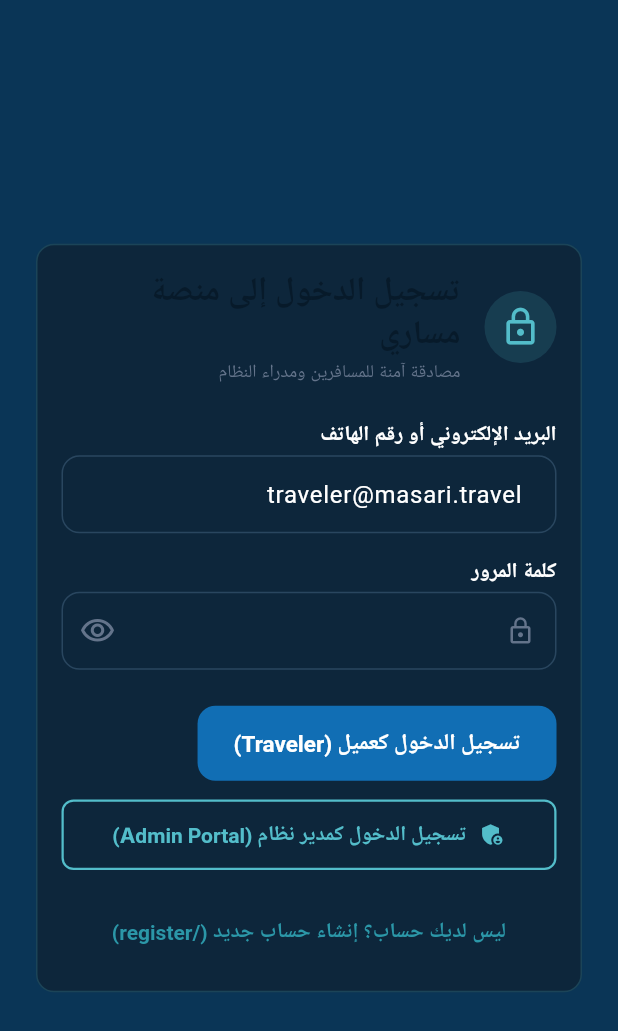
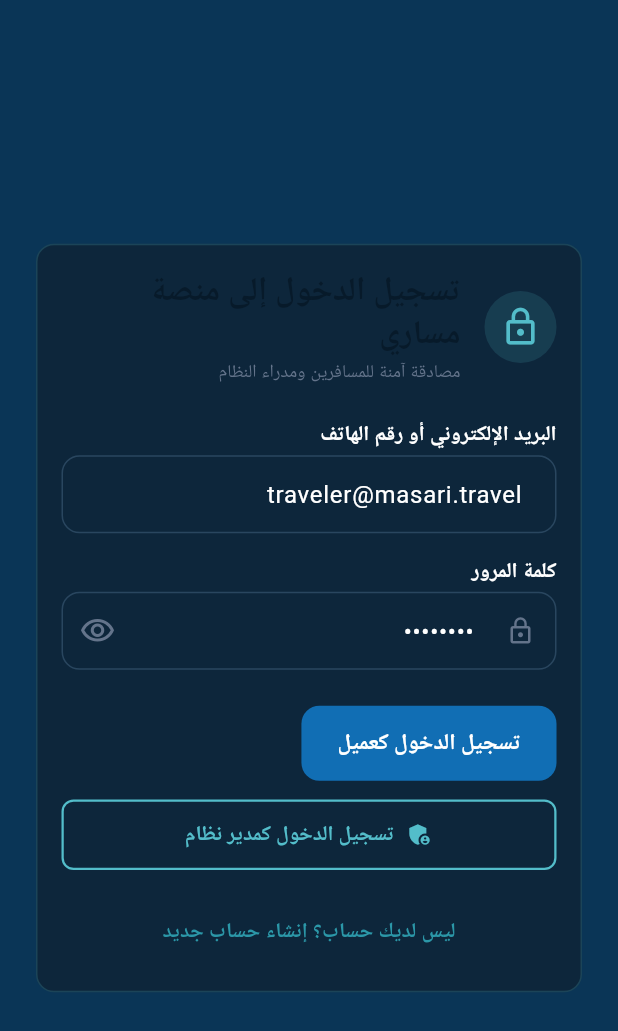
Before and after one commit to mhmdalbraq131/MASARI-1.1, a Flutter app: the LoginView screen opened by its route, on a phone screen of 412 x 824 dp. Shown: the top 1031 px of the screen. Run offline on Flutter 3.47's test engine with Material 3 defaults, Android fonts, the phone set to English and light mode, and no system bars; our stand-ins replace flutter_riverpod, go_router, google_fonts, shared_preferences; accounts and stored records are empty; Roboto replaces fonts that are missing (Cairo).

Commit message:
feat: localize authentication screens

```diff
--- a/lib/features/foundation/presentation/views/auth_foundation_views.dart
+++ b/lib/features/foundation/presentation/views/auth_foundation_views.dart
@@ -1,6 +1,7 @@
 import 'package:flutter/material.dart';
 import 'package:flutter_riverpod/flutter_riverpod.dart';
 import 'package:go_router/go_router.dart';
+import '../../../../core/localization/masari_localization.dart';
 import '../../../../core/security/protected_route_guard.dart';
 import '../../../../core/theme/masari_colors.dart';
 import '../../../../core/theme/masari_typography.dart';
@@ -31,6 +32,7 @@
   @override
   Widget build(BuildContext context) {
     final session = ref.watch(userSessionProvider);
+    final isAdmin = session.role == UserRole.admin;
 
     return Scaffold(
       body: Center(
@@ -43,146 +45,73 @@
                 mainAxisSize: MainAxisSize.min,
                 crossAxisAlignment: CrossAxisAlignment.start,
                 children: [
-                  Row(
-                    children: [
-                      Container(
-                        padding: const EdgeInsets.all(10),
-                        decoration: BoxDecoration(
-                          color: MasariColors.primaryCyan.withValues(alpha: 0.15),
-                          shape: BoxShape.circle,
-                        ),
-                        child: const Icon(Icons.lock_outline, color: MasariColors.primaryCyan, size: 28),
-                      ),
+                  Row(children: [
+                    Container(padding: const EdgeInsets.all(10), decoration: BoxDecoration(color: MasariColors.primaryCyan.withValues(alpha: 0.15), shape: BoxShape.circle), child: const Icon(Icons.lock_outline, color: MasariColors.primaryCyan, size: 28)),
                     const SizedBox(width: 16),
-                      Expanded(
-                        child: Column(
-                          crossAxisAlignment: CrossAxisAlignment.start,
-                          children: [
-                            Text('تسجيل الدخول إلى منصة مساري', style: MasariTypography.headlineSmall()),
+                    Expanded(child: Column(crossAxisAlignment: CrossAxisAlignment.start, children: [
+                      Text(masariText(context, 'تسجيل الدخول إلى منصة مساري', 'Sign in to MASARI'), style: MasariTypography.headlineSmall()),
                       const SizedBox(height: 2),
-                            Text('مصادقة آمنة للمسافرين ومدراء النظام', style: MasariTypography.bodySmall(color: MasariColors.titaniumGray)),
-                          ],
-                        ),
-                      ),
-                    ],
-                  ),
+                      Text(masariText(context, 'مصادقة آمنة للمسافرين ومدراء النظام', 'Secure authentication for travelers and administrators'), style: MasariTypography.bodySmall(color: MasariColors.titaniumGray)),
+                    ])),
+                  ]),
                   const SizedBox(height: 24),
 
                   if (session.isAuthenticated) ...[
                     Container(
                       padding: const EdgeInsets.all(16),
-                      decoration: BoxDecoration(
-                        color: MasariColors.primaryBlueContainer,
-                        borderRadius: BorderRadius.circular(12),
-                        border: Border.all(color: MasariColors.primaryCyan),
-                      ),
-                      child: Column(
-                        crossAxisAlignment: CrossAxisAlignment.start,
-                        children: [
-                          Row(
-                            children: [
+                      decoration: BoxDecoration(color: MasariColors.primaryBlueContainer, borderRadius: BorderRadius.circular(12), border: Border.all(color: MasariColors.primaryCyan)),
+                      child: Column(crossAxisAlignment: CrossAxisAlignment.start, children: [
+                        Row(children: [
                           const Icon(Icons.check_circle, color: MasariColors.success, size: 20),
                           const SizedBox(width: 8),
-                              Text(
-                                'أنت مسجل الدخول حالياً بحساب:',
-                                style: MasariTypography.titleSmall(color: MasariColors.pureWhite),
-                              ),
-                            ],
-                          ),
+                          Text(masariText(context, 'أنت مسجل الدخول حاليًا بحساب:', 'You are currently signed in as:'), style: MasariTypography.titleSmall(color: MasariColors.pureWhite)),
+                        ]),
                         const SizedBox(height: 8),
-                          Text('الاسم: ${session.name}', style: MasariTypography.bodyMedium(color: MasariColors.primaryCyan)),
-                          Text('البريد: ${session.email}', style: MasariTypography.bodySmall(color: MasariColors.titaniumLight)),
-                          Text('نوع الحساب: ${session.role == UserRole.admin ? "مدير نظام (Admin)" : "عميل مسافر (User)"}',
-                              style: MasariTypography.bodySmall(color: MasariColors.pureWhite)),
+                        Text('${masariText(context, 'الاسم', 'Name')}: ${session.name}', style: MasariTypography.bodyMedium(color: MasariColors.primaryCyan)),
+                        Text('${masariText(context, 'البريد', 'Email')}: ${session.email}', style: MasariTypography.bodySmall(color: MasariColors.titaniumLight)),
+                        Text('${masariText(context, 'نوع الحساب', 'Account type')}: ${isAdmin ? masariText(context, 'مدير نظام', 'Administrator') : masariText(context, 'عميل مسافر', 'Traveler')}', style: MasariTypography.bodySmall(color: MasariColors.pureWhite)),
                         const SizedBox(height: 16),
-                          Column(
-                            crossAxisAlignment: CrossAxisAlignment.stretch,
-                            children: [
+                        Column(crossAxisAlignment: CrossAxisAlignment.stretch, children: [
                           MasariPrimaryButton(
-                                label: session.role == UserRole.admin ? 'الانتقال لبوابة الإدارة (/admin)' : 'الانتقال للرئيسية (/home)',
-                                onPressed: () {
-                                  if (session.role == UserRole.admin) {
-                                    context.go('/admin');
-                                  } else {
-                                    context.go('/home');
-                                  }
-                                },
+                            label: isAdmin ? masariText(context, 'الانتقال إلى بوابة الإدارة', 'Go to Admin Portal') : masariText(context, 'الانتقال إلى الرئيسية', 'Go to Home'),
+                            onPressed: () => context.go(isAdmin ? '/admin' : '/home'),
                           ),
                           const SizedBox(height: 8),
                           OutlinedButton(
-                                onPressed: () {
-                                  ref.read(userSessionProvider.notifier).logout();
-                                },
-                                style: OutlinedButton.styleFrom(
-                                  foregroundColor: MasariColors.primaryOrange,
-                                  side: const BorderSide(color: MasariColors.primaryOrange),
-                                  padding: const EdgeInsets.symmetric(vertical: 12),
+                            onPressed: () => ref.read(userSessionProvider.notifier).logout(),
+                            style: OutlinedButton.styleFrom(foregroundColor: MasariColors.primaryOrange, side: const BorderSide(color: MasariColors.primaryOrange), padding: const EdgeInsets.symmetric(vertical: 12)),
+                            child: Text(masariText(context, 'تسجيل الخروج', 'Sign out')),
                           ),
-                                child: const Text('تسجيل الخروج'),
-                              ),
-                            ],
-                          ),
-                        ],
-                      ),
+                        ]),
+                      ]),
                     ),
                   ] else ...[
-                    MasariTextField(
-                      label: 'البريد الإلكتروني أو رقم الهاتف',
-                      hintText: 'user@masari.travel',
-                      controller: _emailController,
-                    ),
+                    MasariTextField(label: masariText(context, 'البريد الإلكتروني أو رقم الهاتف', 'Email or phone number'), hintText: 'user@masari.travel', controller: _emailController),
                     const SizedBox(height: 16),
-                    const MasariPasswordField(),
+                    MasariPasswordField(controller: _passwordController),
                     const SizedBox(height: 24),
-
-                    // Standard Login Action
                     MasariPrimaryButton(
-                      label: 'تسجيل الدخول كعميل (Traveler)',
+                      label: masariText(context, 'تسجيل الدخول كعميل', 'Sign in as Traveler'),
                       onPressed: () {
-                        ref.read(userSessionProvider.notifier).loginAsUser(
-                              name: 'أحمد العتيبي',
-                              email: _emailController.text,
-                            );
+                        ref.read(userSessionProvider.notifier).loginAsUser(name: 'أحمد العتيبي', email: _emailController.text);
                         context.go('/home');
                       },
                     ),
-
                     const SizedBox(height: 12),
-
-                    // Admin Quick Login Action
                     SizedBox(
                       width: double.infinity,
                       child: OutlinedButton.icon(
                         onPressed: () {
-                          ref.read(userSessionProvider.notifier).loginAsAdmin(
-                                name: 'محمد البراق',
-                                email: 'mhmd.albraq@masari.travel',
-                              );
+                          ref.read(userSessionProvider.notifier).loginAsAdmin(name: 'محمد البراق', email: 'mhmd.albraq@masari.travel');
                           context.go('/admin');
                         },
                         icon: const Icon(Icons.admin_panel_settings, color: MasariColors.primaryCyan, size: 18),
-                        label: const Text(
-                          'تسجيل الدخول كمدير نظام (Admin Portal)',
-                          style: TextStyle(color: MasariColors.primaryCyan, fontWeight: FontWeight.bold),
-                        ),
-                        style: OutlinedButton.styleFrom(
-                          side: const BorderSide(color: MasariColors.primaryCyan, width: 1.5),
-                          padding: const EdgeInsets.symmetric(vertical: 14),
-                          shape: RoundedRectangleBorder(borderRadius: BorderRadius.circular(8)),
+                        label: Text(masariText(context, 'تسجيل الدخول كمدير نظام', 'Sign in as Administrator'), style: const TextStyle(color: MasariColors.primaryCyan, fontWeight: FontWeight.bold)),
+                        style: OutlinedButton.styleFrom(side: const BorderSide(color: MasariColors.primaryCyan, width: 1.5), padding: const EdgeInsets.symmetric(vertical: 14), shape: RoundedRectangleBorder(borderRadius: BorderRadius.circular(8))),
                       ),
                     ),
-                    ),
-
                     const SizedBox(height: 16),
-                    Center(
-                      child: TextButton(
-                        onPressed: () => context.go('/register'),
-                        child: Text(
-                          'ليس لديك حساب؟ إنشاء حساب جديد (/register)',
-                          style: MasariTypography.titleSmall(color: MasariColors.primaryCyanDark),
-                        ),
-                      ),
-                    ),
+                    Center(child: TextButton(onPressed: () => context.go('/register'), child: Text(masariText(context, 'ليس لديك حساب؟ إنشاء حساب جديد', 'Do not have an account? Create one'), style: MasariTypography.titleSmall(color: MasariColors.primaryCyanDark)))),
                   ],
                 ],
               ),
@@ -206,42 +135,24 @@
           padding: const EdgeInsets.all(24),
           child: Container(
             constraints: const BoxConstraints(maxWidth: 480),
-            child: MasariCard(
-              child: Column(
-                mainAxisSize: MainAxisSize.min,
-                crossAxisAlignment: CrossAxisAlignment.start,
-                children: [
-                  Text('إنشاء حساب جديد في مساري', style: MasariTypography.headlineSmall()),
+            child: MasariCard(child: Column(mainAxisSize: MainAxisSize.min, crossAxisAlignment: CrossAxisAlignment.start, children: [
+              Text(masariText(context, 'إنشاء حساب جديد في مساري', 'Create a new MASARI account'), style: MasariTypography.headlineSmall()),
               const SizedBox(height: 4),
-                  Text('انضم إلى منصة مساري لخدمات الحج والعمرة والسفر الفاخر', style: MasariTypography.bodySmall(color: MasariColors.titaniumGray)),
+              Text(masariText(context, 'انضم إلى منصة مساري لخدمات الحج والعمرة والسفر الفاخر', 'Join MASARI for Hajj, Umrah, and luxury travel services'), style: MasariTypography.bodySmall(color: MasariColors.titaniumGray)),
               const SizedBox(height: 20),
-                  const MasariTextField(label: 'الاسم الكامل', hintText: 'سارة الغامدي'),
+              MasariTextField(label: masariText(context, 'الاسم الكامل', 'Full name'), hintText: masariText(context, 'سارة الغامدي', 'Sara Alghamdi')),
               const SizedBox(height: 16),
-                  const MasariTextField(label: 'البريد الإلكتروني', hintText: 'sara@masari.travel'),
+              MasariTextField(label: masariText(context, 'البريد الإلكتروني', 'Email'), hintText: 'sara@masari.travel'),
               const SizedBox(height: 16),
               const MasariPasswordField(),
               const SizedBox(height: 24),
-                  MasariPrimaryButton(
-                    label: 'إنشاء الحساب والمتابعة',
-                    isOrangeCta: true,
-                    onPressed: () {
-                      ref.read(userSessionProvider.notifier).loginAsUser(
-                            name: 'سارة الغامدي',
-                            email: 'sara@masari.travel',
-                          );
+              MasariPrimaryButton(label: masariText(context, 'إنشاء الحساب والمتابعة', 'Create account & continue'), isOrangeCta: true, onPressed: () {
+                ref.read(userSessionProvider.notifier).loginAsUser(name: 'سارة الغامدي', email: 'sara@masari.travel');
                 context.go('/otp');
-                    },
-                  ),
+              }),
               const SizedBox(height: 12),
-                  Center(
-                    child: TextButton(
-                      onPressed: () => context.go('/login'),
-                      child: Text('لديك حساب بالفعل؟ تسجيل الدخول (/login)', style: MasariTypography.titleSmall(color: MasariColors.primaryCyanDark)),
-                    ),
-                  ),
-                ],
-              ),
-            ),
+              Center(child: TextButton(onPressed: () => context.go('/login'), child: Text(masariText(context, 'لديك حساب بالفعل؟ تسجيل الدخول', 'Already have an account? Sign in'), style: MasariTypography.titleSmall(color: MasariColors.primaryCyanDark)))),
+            ])),
           ),
         ),
       ),
@@ -260,48 +171,17 @@
         child: Container(
           constraints: const BoxConstraints(maxWidth: 420),
           padding: const EdgeInsets.all(24),
-          child: MasariCard(
-            child: Column(
-              mainAxisSize: MainAxisSize.min,
-              children: [
+          child: MasariCard(child: Column(mainAxisSize: MainAxisSize.min, children: [
             const Icon(Icons.mark_email_read_outlined, size: 48, color: MasariColors.primaryCyan),
             const SizedBox(height: 16),
-                Text('رمز التحقق (OTP)', style: MasariTypography.headlineSmall()),
+            Text(masariText(context, 'رمز التحقق (OTP)', 'Verification code (OTP)'), style: MasariTypography.headlineSmall()),
             const SizedBox(height: 4),
-                Text('تم إرسال رمز التوثيق إلى بريدك الإلكتروني', style: MasariTypography.bodySmall(color: MasariColors.titaniumGray)),
+            Text(masariText(context, 'تم إرسال رمز التوثيق إلى بريدك الإلكتروني', 'A verification code has been sent to your email'), style: MasariTypography.bodySmall(color: MasariColors.titaniumGray)),
             const SizedBox(height: 20),
-                Row(
-                  mainAxisAlignment: MainAxisAlignment.spaceEvenly,
-                  children: List.generate(
-                    4,
-                    (index) => SizedBox(
-                      width: 50,
-                      height: 50,
-                      child: TextField(
-                        textAlign: TextAlign.center,
-                        keyboardType: TextInputType.number,
-                        maxLength: 1,
-                        decoration: InputDecoration(
-                          counterText: '',
-                          border: OutlineInputBorder(borderRadius: BorderRadius.circular(8)),
-                          focusedBorder: OutlineInputBorder(
-                            borderRadius: BorderRadius.circular(8),
-                            borderSide: const BorderSide(color: MasariColors.primaryCyan, width: 2),
-                          ),
-                        ),
-                      ),
-                    ),
-                  ),
-                ),
+            Row(mainAxisAlignment: MainAxisAlignment.spaceEvenly, children: List.generate(4, (index) => SizedBox(width: 50, height: 50, child: TextField(textAlign: TextAlign.center, keyboardType: TextInputType.number, maxLength: 1, decoration: InputDecoration(counterText: '', border: OutlineInputBorder(borderRadius: BorderRadius.circular(8)), focusedBorder: OutlineInputBorder(borderRadius: BorderRadius.circular(8), borderSide: const BorderSide(color: MasariColors.primaryCyan, width: 2))))),),
             const SizedBox(height: 24),
-                MasariPrimaryButton(
-                  label: 'تأكيد ودخول الرئيسية (/home)',
-                  isOrangeCta: true,
-                  onPressed: () => context.go('/home'),
-                ),
-              ],
-            ),
-          ),
+            MasariPrimaryButton(label: masariText(context, 'تأكيد والدخول إلى الرئيسية', 'Verify & go to Home'), isOrangeCta: true, onPressed: () => context.go('/home')),
+          ])),
         ),
       ),
     );
```
Lines whose indentation alone changed are shown as unchanged.
